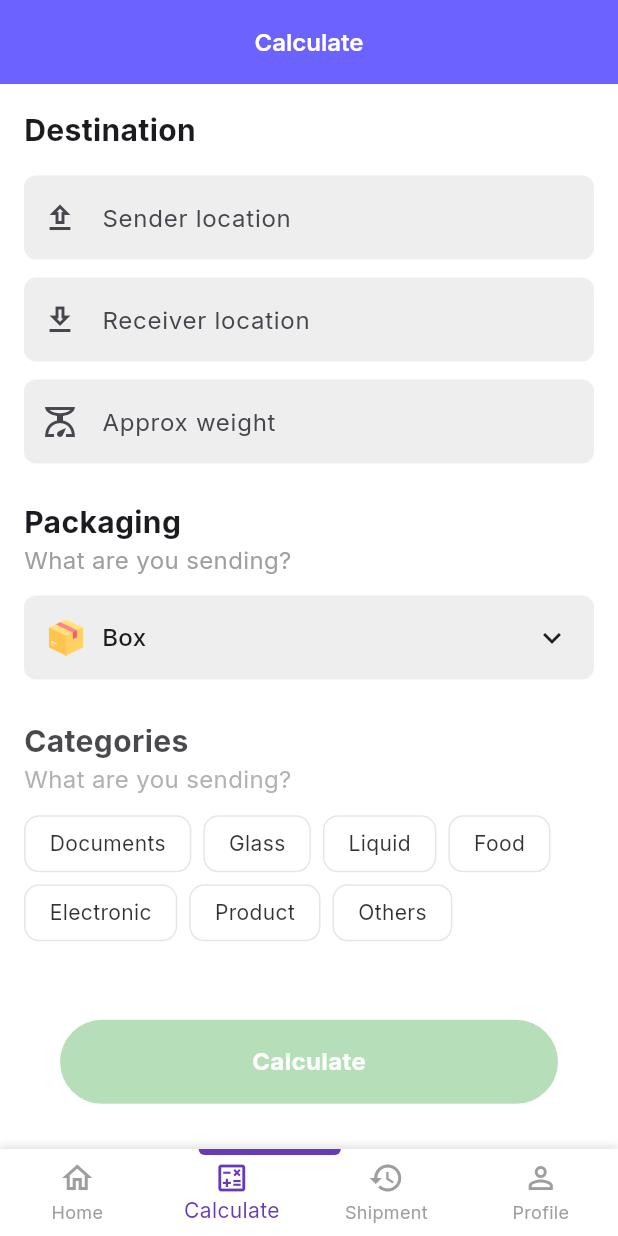
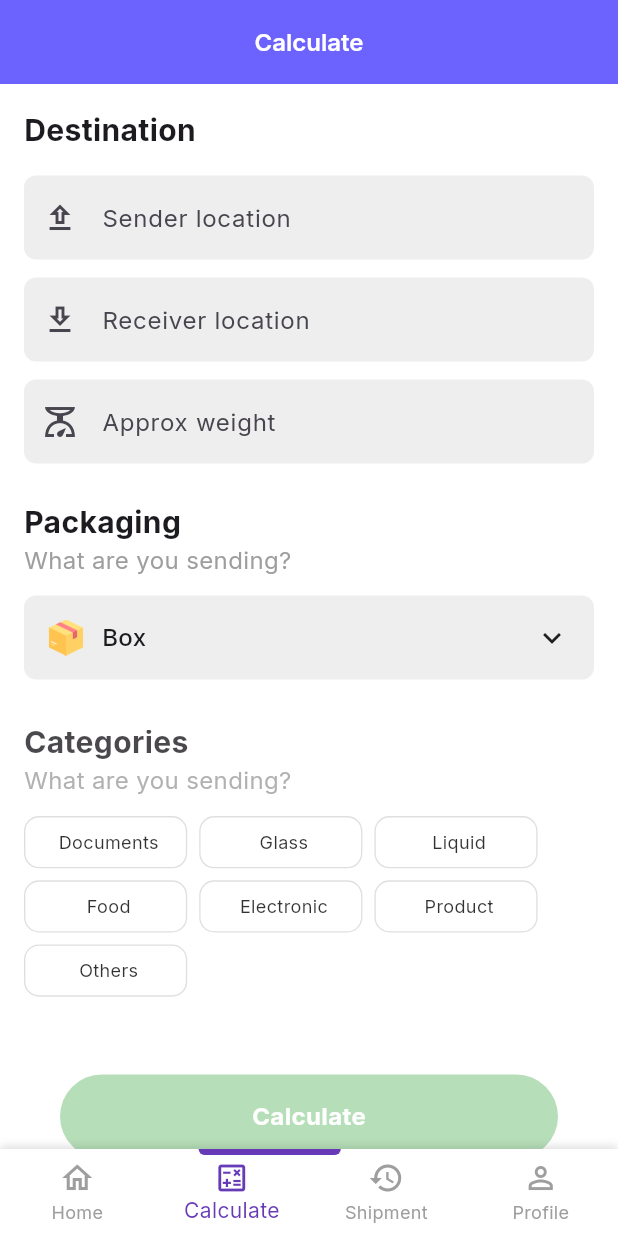
Before and after one commit to EmmanuelTobi/movemate-shipments-ui, a Flutter app: the screen it shows after launch, item 2 of the bottom bar chosen, on a phone screen of 412 x 824 dp. Run offline on Flutter 3.47's test engine with Material 3 defaults, Android fonts, the phone set to English and light mode, and no system bars; our stand-ins replace flutter_svg, google_fonts, stacked.

Commit message:
use stacked for better state management, add calculate result screen

```diff
--- a/lib/screens/calculate/calculate_screen.dart
+++ b/lib/screens/calculate/calculate_screen.dart
@@ -1,6 +1,7 @@
 import 'package:flutter/material.dart';
-import 'package:movemateshipmentsui/utils/constants.dart';
+import 'package:movemateshipmentsui/viewmodels/calculate_view_model.dart';
 import 'package:movemateshipmentsui/widgets/animated_list_view.dart';
+import 'package:stacked/stacked.dart';
 import 'calculation_result_screen.dart';
 
 class CalculateScreen extends StatefulWidget {
@@ -14,221 +15,17 @@ class _CalculateScreenState extends State<CalculateScreen> {
   final TextEditingController _senderLocationController = TextEditingController();
   final TextEditingController _receiverLocationController = TextEditingController();
   final TextEditingController _weightController = TextEditingController();
-  String? _selectedCategory;
-
-  final List<String> categories = [
-    'Documents',
-    'Glass',
-    'Liquid',
-    'Food',
-    'Electronic',
-    'Product',
-    'Others',
-  ];
 
   @override
   Widget build(BuildContext context) {
 
-    List<Widget> widgetList = [
+    return ViewModelBuilder<CalculateViewModel>.reactive(
+        viewModelBuilder: () => CalculateViewModel(),
+        disposeViewModel: false,
+        onViewModelReady:(model) async {
 
-      const Text(
-        'Destination',
-        style: TextStyle(
-          fontSize: 20,
-          fontWeight: FontWeight.bold,
-        ),
-      ),
-
-      Column(
-        crossAxisAlignment: CrossAxisAlignment.start,
-        children: [
-        const SizedBox(height: 16),
-        TextField(
-          decoration: InputDecoration(
-            prefixIcon: const Icon(Icons.upload_outlined),
-            hintText: 'Sender location',
-            border: OutlineInputBorder(
-              borderRadius: BorderRadius.circular(8),
-              borderSide: BorderSide.none,
-            ),
-            filled: true,
-            fillColor: Colors.grey[200],
-          ),
-        ),
-        const SizedBox(height: 12),
-        TextField(
-          controller: _receiverLocationController,
-          decoration: InputDecoration(
-            prefixIcon: const Icon(Icons.download_outlined),
-            hintText: 'Receiver location',
-            border: OutlineInputBorder(
-              borderRadius: BorderRadius.circular(8),
-              borderSide: BorderSide.none,
-            ),
-            filled: true,
-            fillColor: Colors.grey[200],
-          ),
-        ),
-        const SizedBox(height: 12),
-        TextField(
-          controller: _weightController,
-          decoration: InputDecoration(
-            prefixIcon: const Icon(Icons.scale_outlined),
-            hintText: 'Approx weight',
-            border: OutlineInputBorder(
-              borderRadius: BorderRadius.circular(8),
-              borderSide: BorderSide.none,
-            ),
-            filled: true,
-            fillColor: Colors.grey[200],
-          ),
-        ),
-      ],
-      ),
-
-      Column(
-        crossAxisAlignment: CrossAxisAlignment.start,
-        children: [
-        const SizedBox(height: 24),
-        const Text(
-          'Packaging',
-          style: TextStyle(
-            fontSize: 20,
-            fontWeight: FontWeight.bold,
-          ),
-        ),
-        const Text(
-          'What are you sending?',
-          style: TextStyle(
-            color: Colors.grey,
-            fontSize: 16,
-          ),
-        ),
-        const SizedBox(height: 12),
-        Container(
-          padding: const EdgeInsets.all(16),
-          decoration: BoxDecoration(
-            color: Colors.grey[200],
-            borderRadius: BorderRadius.circular(8),
-          ),
-          child: Row(
-            children: [
-              Image.asset(
-                'assets/images/box.png',
-                width: 24,
-                height: 24,
-              ),
-              const SizedBox(width: 12),
-              const Text(
-                'Box',
-                style: TextStyle(
-                  fontSize: 16,
-                  fontWeight: FontWeight.w500,
-                ),
-              ),
-              const Spacer(),
-              const Icon(Icons.keyboard_arrow_down),
-            ],
-          ),
-        ),
-      ],
-      ),
-
-      Column(
-        crossAxisAlignment: CrossAxisAlignment.start,
-        children: [
-        const SizedBox(height: 24),
-        const Text(
-          'Categories',
-          style: TextStyle(
-            fontSize: 20,
-            fontWeight: FontWeight.bold,
-          ),
-        ),
-        const Text(
-          'What are you sending?',
-          style: TextStyle(
-            color: Colors.grey,
-            fontSize: 16,
-          ),
-        ),
-        const SizedBox(height: 12),
-        Wrap(
-          spacing: 8,
-          runSpacing: 8,
-          children: categories.map((category) {
-            return _buildBouncingCategory(category);
-          }).toList(),
-        ),
-      ],
-      ),
-
-      Column(
-        crossAxisAlignment: CrossAxisAlignment.start,
-        children: [
-        const SizedBox(height: 32),
-        Padding(
-          padding: const EdgeInsets.symmetric(horizontal: 24),
-          child: TweenAnimationBuilder<double>(
-            tween: Tween(begin: 1.0, end: 1.0),
-            duration: const Duration(milliseconds: 200),
-            builder: (context, scale, child) {
-              return Transform.scale(
-                scale: scale,
-                child: GestureDetector(
-                  onTapDown: (_) {
-                    setState(() {
-                      (context as Element).markNeedsBuild();
-                    });
         },
-                  onTapUp: (_) {
-                    setState(() {
-                      (context as Element).markNeedsBuild();
-                      if (_selectedCategory != null &&
-                          _senderLocationController.text.isNotEmpty &&
-                          _receiverLocationController.text.isNotEmpty &&
-                          _weightController.text.isNotEmpty) {
-                        Navigator.push(
-                          context,
-                          MaterialPageRoute(
-                            builder: (context) =>
-                            const CalculationResultScreen(
-                              amount: 1453.00,
-                            ),
-                          ),
-                        );
-                      }
-                    });
-                  },
-                  child: Container(
-                    width: double.infinity,
-                    height: 56,
-                    decoration: BoxDecoration(
-                      color: Colors.green,
-                      borderRadius: BorderRadius.circular(30),
-                    ),
-                    child: const Center(
-                      child: Text(
-                        'Calculate',
-                        style: TextStyle(
-                          fontSize: 16,
-                          color: Colors.white,
-                          fontWeight: FontWeight.bold,
-                        ),
-                      ),
-                    ),
-                  ),
-                ),
-              );
-            },
-          ),
-        ),
-        const SizedBox(height: 24),
-      ],
-      ),
-
-    ];
-
+        builder: (context, model, child) {
         return Scaffold(
           appBar: AppBar(
             backgroundColor: const Color(0xFF6C63FF),
@@ -263,51 +60,106 @@ class _CalculateScreenState extends State<CalculateScreen> {
                     ),
                   );
                 },
-            children: widgetList,
+                children: model.setupWidgetList(
+                  receiverLocationController: _receiverLocationController,
+                  weightController: _weightController,
+                  onCategorySelected: (s) {
+                  },
+                  onNavigateToNext: (){
+                    setState(() {
+                      (context as Element).markNeedsBuild();
+                      if (model.selectedCategory != null) {
+
+                        Navigator.push(
+                          context,
+                          MaterialPageRoute(
+                            builder: (context) =>
+                            const CalculationResultScreen(
+                              amount: 1453.00,
+                            ),
+                          ),
+                        );
+
+                      }
+                    });
+                  },
+                ),
               ),
             ),
           ),
         );
       }
+    );
+  }
 
-  Widget _buildBouncingCategory(String category) {
-    final isSelected = _selectedCategory == category;
+}
+
+class CategoryItems extends StatefulWidget {
+  const CategoryItems({
+    super.key,
+    required this.category,
+    required this.isSelected,
+    required this.onSelect,
+    this.calculateViewModel,
+  });
+
+  final String category;
+  final bool isSelected;
+  final ValueChanged<String> onSelect;
+  final CalculateViewModel? calculateViewModel;
+
+  @override
+  State<CategoryItems> createState() => _CategoryItemsState();
+}
+
+class _CategoryItemsState extends State<CategoryItems> {
+
+  @override
+  Widget build(BuildContext context) {
+    return ViewModelBuilder<CalculateViewModel>.reactive(
+        viewModelBuilder: () => widget.calculateViewModel ?? CalculateViewModel(),
+        disposeViewModel: false,
+        builder: (context, model, child) {
         return TweenAnimationBuilder<double>(
-      tween: Tween(begin: 1.0, end: isSelected ? 0.95 : 1.0),
-      duration: const Duration(milliseconds: 200),
+          tween: Tween(begin: 1.0, end: (widget.category == model.selectedCategory) ? 0.95 :1.0),
+          duration: const Duration(milliseconds: 150),
+          curve: Curves.easeInOut,
           builder: (context, scale, child) {
             return Transform.scale(
               scale: scale,
               child: GestureDetector(
-            onTapDown: (_) {
-              setState(() {
-                _selectedCategory = category;
-              });
+                onTap: () {
+                  model.updateSelectedCategory(s: widget.category);
                 },
-            onTapUp: (_) {
-              setState(() {
-              });
-            },
-            onTapCancel: () {
-              setState(() {
-              });
-            },
+                onTapCancel: () => {},
                 child: Container(
                   padding: const EdgeInsets.symmetric(horizontal: 16, vertical: 8),
                   decoration: BoxDecoration(
                     border: Border.all(
-                  color: isSelected ? Colors.black87 : Colors.grey[300]!,
-                  width: isSelected ? 2 : 1,
+                      color: widget.category == model.selectedCategory ? Colors.black : Colors.grey.withOpacity(0.4),
+                      width: widget.category == model.selectedCategory ? 2 : 0.9,
                     ),
                     borderRadius: BorderRadius.circular(10),
-                color: isSelected ? Colors.black87 : null,
+                    color: widget.category == model.selectedCategory ? Colors.black : Colors.white,
                   ),
-              child: Text(
-                category,
+                  child: Container(
+                    width: widget.category == model.selectedCategory ? 85 : 75,
+                    child: Row(
+                      mainAxisAlignment: MainAxisAlignment.center,
+                      children: [
+                        if(widget.category == model.selectedCategory) ... [
+                          const Icon(Icons.check, color: Colors.white, size: 12,)
+                        ],
+                        const SizedBox(width: 4,),
+                        Text(
+                          widget.category,
                           style: TextStyle(
-                  fontSize: 14,
-                  color: isSelected ? Colors.white : Colors.black,
-                  fontWeight: isSelected ? FontWeight.bold : FontWeight.normal,
+                            fontSize: 12,
+                            color: widget.category == model.selectedCategory ? Colors.white : Colors.black,
+                            fontWeight: widget.category == model.selectedCategory ? FontWeight.bold :  FontWeight.normal,
+                          ),
+                        ),
+                      ],
                     ),
                   ),
                 ),
@@ -316,4 +168,6 @@ class _CalculateScreenState extends State<CalculateScreen> {
           },
         );
       }
+    );
   }
+}
--- /dev/null
+++ b/lib/viewmodels/calculate_view_model.dart
@@ -0,0 +1,219 @@
+import 'package:flutter/material.dart';
+import 'package:movemateshipmentsui/screens/calculate/calculate_screen.dart';
+import 'package:stacked/stacked.dart';
+
+class CalculateViewModel extends BaseViewModel {
+
+  final List<String> categories = [
+    'Documents',
+    'Glass',
+    'Liquid',
+    'Food',
+    'Electronic',
+    'Product',
+    'Others',
+  ];
+  String? selectedCategory = '';
+
+  List<Widget> setupWidgetList({
+    TextEditingController? receiverLocationController,
+    TextEditingController? weightController,
+    Function(String? s)? onCategorySelected,
+    Function? onNavigateToNext,
+}) {
+
+    return [
+
+      const Text(
+        'Destination',
+        style: TextStyle(
+          fontSize: 20,
+          fontWeight: FontWeight.bold,
+        ),
+      ),
+
+      Column(
+        crossAxisAlignment: CrossAxisAlignment.start,
+        children: [
+          const SizedBox(height: 16),
+          TextField(
+            decoration: InputDecoration(
+              prefixIcon: const Icon(Icons.upload_outlined),
+              hintText: 'Sender location',
+              border: OutlineInputBorder(
+                borderRadius: BorderRadius.circular(8),
+                borderSide: BorderSide.none,
+              ),
+              filled: true,
+              fillColor: Colors.grey[200],
+            ),
+          ),
+          const SizedBox(height: 12),
+          TextField(
+            controller: receiverLocationController,
+            decoration: InputDecoration(
+              prefixIcon: const Icon(Icons.download_outlined),
+              hintText: 'Receiver location',
+              border: OutlineInputBorder(
+                borderRadius: BorderRadius.circular(8),
+                borderSide: BorderSide.none,
+              ),
+              filled: true,
+              fillColor: Colors.grey[200],
+            ),
+          ),
+          const SizedBox(height: 12),
+          TextField(
+            controller: weightController,
+            decoration: InputDecoration(
+              prefixIcon: const Icon(Icons.scale_outlined),
+              hintText: 'Approx weight',
+              border: OutlineInputBorder(
+                borderRadius: BorderRadius.circular(8),
+                borderSide: BorderSide.none,
+              ),
+              filled: true,
+              fillColor: Colors.grey[200],
+            ),
+          ),
+        ],
+      ),
+
+      Column(
+        crossAxisAlignment: CrossAxisAlignment.start,
+        children: [
+          const SizedBox(height: 24),
+          const Text(
+            'Packaging',
+            style: TextStyle(
+              fontSize: 20,
+              fontWeight: FontWeight.bold,
+            ),
+          ),
+          const Text(
+            'What are you sending?',
+            style: TextStyle(
+              color: Colors.grey,
+              fontSize: 16,
+            ),
+          ),
+          const SizedBox(height: 12),
+          Container(
+            padding: const EdgeInsets.all(16),
+            decoration: BoxDecoration(
+              color: Colors.grey[200],
+              borderRadius: BorderRadius.circular(8),
+            ),
+            child: Row(
+              children: [
+                Image.asset(
+                  'assets/images/box.png',
+                  width: 24,
+                  height: 24,
+                ),
+                const SizedBox(width: 12),
+                const Text(
+                  'Box',
+                  style: TextStyle(
+                    fontSize: 16,
+                    fontWeight: FontWeight.w500,
+                  ),
+                ),
+                const Spacer(),
+                const Icon(Icons.keyboard_arrow_down),
+              ],
+            ),
+          ),
+        ],
+      ),
+
+      Column(
+        crossAxisAlignment: CrossAxisAlignment.start,
+        children: [
+          const SizedBox(height: 24),
+          const Text(
+            'Categories',
+            style: TextStyle(
+              fontSize: 20,
+              fontWeight: FontWeight.bold,
+            ),
+          ),
+          const Text(
+            'What are you sending?',
+            style: TextStyle(
+              color: Colors.grey,
+              fontSize: 16,
+            ),
+          ),
+          const SizedBox(height: 12),
+          Wrap(
+            spacing: 8,
+            runSpacing: 8,
+            children: categories.map((category) {
+              return CategoryItems(
+                category: category,
+                isSelected: selectedCategory == category,
+                calculateViewModel: this,
+                onSelect: (category) {
+                  updateSelectedCategory(s: category);
+                },
+              );
+            }).toList(),
+          ),
+        ],
+      ),
+
+      Column(
+        crossAxisAlignment: CrossAxisAlignment.start,
+        children: [
+          const SizedBox(height: 32),
+          Padding(
+            padding: const EdgeInsets.symmetric(horizontal: 24),
+            child: TweenAnimationBuilder<double>(
+              tween: Tween(begin: 1.0, end: 1.0),
+              duration: const Duration(milliseconds: 200),
+              builder: (context, scale, child) {
+                return Transform.scale(
+                  scale: scale,
+                  child: GestureDetector(
+                    onTap: () {
+                      onNavigateToNext?.call();
+                    },
+                    child: Container(
+                      width: double.infinity,
+                      height: 56,
+                      decoration: BoxDecoration(
+                        color: Colors.green,
+                        borderRadius: BorderRadius.circular(30),
+                      ),
+                      child: const Center(
+                        child: Text(
+                          'Calculate',
+                          style: TextStyle(
+                            fontSize: 16,
+                            color: Colors.white,
+                            fontWeight: FontWeight.bold,
+                          ),
+                        ),
+                      ),
+                    ),
+                  ),
+                );
+              },
+            ),
+          ),
+          const SizedBox(height: 24),
+        ],
+      ),
+
+    ];
+
+  }
+
+  void updateSelectedCategory({String? s}) {
+    selectedCategory = s;
+    notifyListeners();
+  }
+
+
+}
--- a/pubspec.yaml
+++ b/pubspec.yaml
@@ -15,6 +15,7 @@ dependencies:
   provider: ^6.1.1
   google_fonts: ^6.1.0
   flutter_svg: ^2.0.9
+  stacked: 3.4.1+1
 
 dev_dependencies:
   flutter_test:
```
Also changed, not shown: lib/screens/calculate/calculation_result_screen.dart (added, +64 -0 lines). Lines whose indentation alone changed are shown as unchanged.
